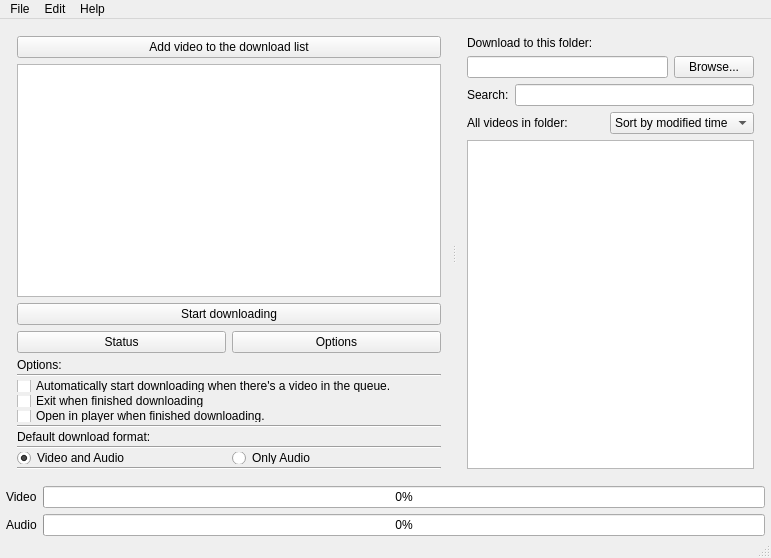
Before: the Qt Designer form mainwindow.ui in doublejim/QYoutubeDownloader, drawn with Qt 5.
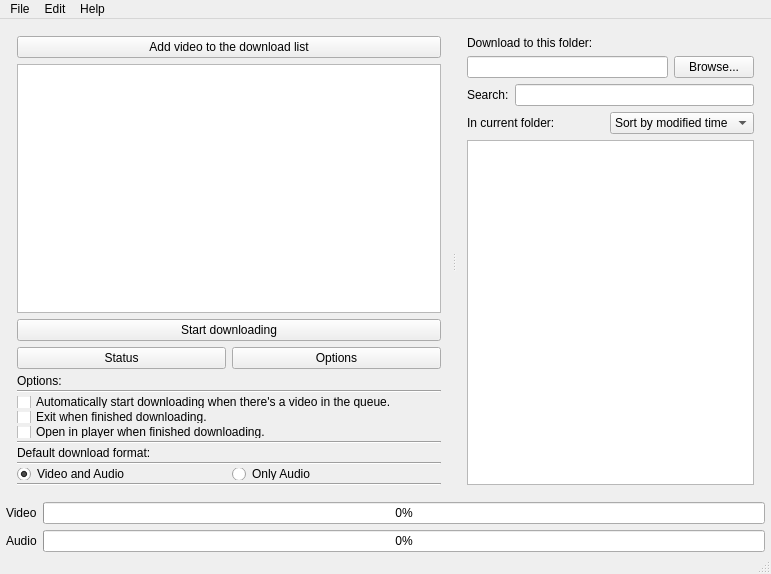
After: the same form once the commit is applied.

Commit message: Changed windows build path, so it gives no error messages. Minor text changes.

Diff of the .ui file:
```diff
--- a/mainwindow.ui
+++ b/mainwindow.ui
@@ -7,7 +7,7 @@
     <x>0</x>
     <y>0</y>
     <width>771</width>
-    <height>558</height>
+    <height>574</height>
    </rect>
   </property>
   <property name="windowTitle">
@@ -62,9 +62,6 @@
           <property name="spacing">
            <number>6</number>
           </property>
-          <property name="sizeConstraint">
-           <enum>QLayout::SetMinimumSize</enum>
-          </property>
           <item>
            <widget class="QPushButton" name="btnStartDownload">
             <property name="text">
@@ -180,7 +177,7 @@
               <item>
                <widget class="QCheckBox" name="checkExitWhenFinshed">
                 <property name="text">
-                 <string>Exit when finished downloading</string>
+                 <string>Exit when finished downloading.</string>
                 </property>
                </widget>
               </item>
@@ -290,7 +287,7 @@
           <item>
            <widget class="QLabel" name="labelAllVideos">
             <property name="text">
-             <string>All videos in folder:</string>
+             <string>In current folder:</string>
             </property>
            </widget>
           </item>
```
Left out of the diff: 2 changed lines with no effect on the pictures. The commit also changes 3 other files.
